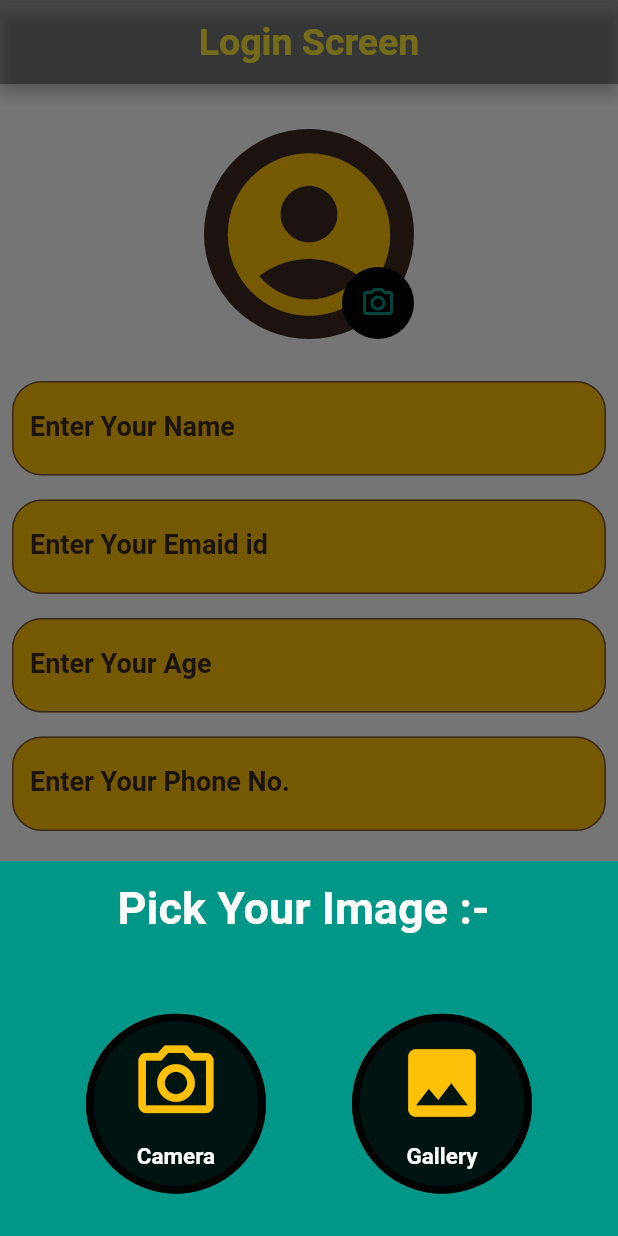
After one commit to SatoruGojo11/jaydip_flutter_database, a Flutter app: the screen it shows after launch, after a tap on the "camera alt" icon, on a phone screen of 412 x 824 dp. The commit adds this screen. Run offline on Flutter 3.47's test engine with Material 2 defaults, Android fonts, the phone set to English and light mode, and no system bars; our stand-ins replace cloud_firestore, dio, firebase_auth, firebase_core, firebase_storage, gallery_saver and 5 more; accounts and stored records are empty.

Commit message:
Commit 23/06/2023

```diff
--- /dev/null
+++ b/lib/Task/LoginScreen.dart
@@ -0,0 +1,384 @@
+import 'dart:io';
+
+import 'package:firebase_storage/firebase_storage.dart';
+import 'package:flutter/material.dart';
+import 'package:flutter/services.dart';
+import 'package:image_picker/image_picker.dart';
+
+class LoginScreen extends StatefulWidget {
+  const LoginScreen({super.key});
+
+  @override
+  State<LoginScreen> createState() => _LoginScreenState();
+}
+
+class _LoginScreenState extends State<LoginScreen> {
+  var _data = GlobalKey<FormState>();
+
+  var name = TextEditingController();
+  var email = TextEditingController();
+  var age = TextEditingController();
+  var phoneno = TextEditingController();
+
+  ImagePicker imagePicker = ImagePicker();
+  Reference reference = FirebaseStorage.instance.ref();
+  String? galleryimg, imageurl;
+
+  @override
+  Widget build(BuildContext context) {
+    return Scaffold(
+      backgroundColor: Colors.white38,
+      appBar: AppBar(
+        centerTitle: true,
+        title: Text(
+          'Login Screen',
+          style: TextStyle(
+            color: Colors.yellow,
+            fontSize: 25,
+            fontWeight: FontWeight.bold,
+          ),
+        ),
+        backgroundColor: Colors.black38,
+      ),
+      body: SingleChildScrollView(
+        child: Column(
+          mainAxisAlignment: MainAxisAlignment.spaceEvenly,
+          children: [
+            SizedBox(height: 30),
+            Stack(
+              alignment: Alignment.bottomRight,
+              children: [
+                CircleAvatar(
+                  maxRadius: 70,
+                  backgroundColor: Colors.brown[900],
+                  child: imageurl == null
+                      ? Icon(
+                          Icons.account_circle,
+                          size: 130,
+                          color: Colors.amber,
+                        )
+                      : Container(
+                          decoration: BoxDecoration(
+                            shape: BoxShape.circle,
+                            image: DecorationImage(
+                                image: NetworkImage(imageurl!),
+                                fit: BoxFit.cover),
+                          ),
+                        ),
+                ),
+                Container(
+                  child: IconButton(
+                    icon: Icon(
+                      Icons.camera_alt_outlined,
+                      color: Colors.teal,
+                    ),
+                    onPressed: () {
+                      showModalBottomSheet(
+                        context: context,
+                        builder: (context) {
+                          return Container(
+                            color: Colors.teal,
+                            height: 250,
+                            child: Column(
+                              mainAxisAlignment: MainAxisAlignment.spaceEvenly,
+                              children: [
+                                Text(
+                                  'Pick Your Image :- ',
+                                  style: TextStyle(
+                                    fontSize: 30,
+                                    color: Colors.white,
+                                    fontWeight: FontWeight.bold,
+                                  ),
+                                ),
+                                SizedBox(height: 10),
+                                Row(
+                                  mainAxisAlignment:
+                                      MainAxisAlignment.spaceEvenly,
+                                  children: [
+                                    Container(
+                                      decoration: BoxDecoration(
+                                        color: Colors.black87,
+                                        shape: BoxShape.circle,
+                                        border: Border.all(
+                                            width: 5, color: Colors.black87),
+                                      ),
+                                      child: Padding(
+                                        padding: const EdgeInsets.all(25),
+                                        child: GestureDetector(
+                                          onTap: pickCameraImage,
+                                          child: Column(
+                                            children: [
+                                              Icon(
+                                                Icons.camera_alt_outlined,
+                                                size: 60,
+                                                color: Colors.amber,
+                                              ),
+                                              SizedBox(height: 10),
+                                              Text(
+                                                'Camera',
+                                                style: TextStyle(
+                                                    fontSize: 15,
+                                                    color: Colors.white,
+                                                    fontWeight:
+                                                        FontWeight.bold),
+                                              ),
+                                            ],
+                                          ),
+                                        ),
+                                      ),
+                                    ),
+                                    Container(
+                                      decoration: BoxDecoration(
+                                        shape: BoxShape.circle,
+                                        color: Colors.black87,
+                                        border: Border.all(
+                                            width: 5, color: Colors.black87),
+                                      ),
+                                      child: Padding(
+                                        padding: const EdgeInsets.all(25),
+                                        child: GestureDetector(
+                                          onTap: pickGallaryImage,
+                                          child: Column(
+                                            children: [
+                                              Icon(
+                                                Icons.image,
+                                                size: 60,
+                                                color: Colors.amber,
+                                              ),
+                                              SizedBox(height: 10),
+                                              Text(
+                                                'Gallery',
+                                                style: TextStyle(
+                                                    fontSize: 15,
+                                                    color: Colors.white,
+                                                    fontWeight:
+                                                        FontWeight.bold),
+                                              ),
+                                            ],
+                                          ),
+                                        ),
+                                      ),
+                                    ),
+                                  ],
+                                ),
+                              ],
+                            ),
+                          );
+                        },
+                      );
+                    },
+                  ),
+                  decoration: BoxDecoration(
+                    color: Colors.black,
+                    shape: BoxShape.circle,
+                  ),
+                ),
+              ],
+            ),
+            SizedBox(height: 20),
+            Form(
+              key: _data,
+              child: Column(
+                children: [
+                  Padding(
+                    padding: const EdgeInsets.all(8.0),
+                    child: TextFormField(
+                      onTapOutside: (event) => Navigator.pushReplacement(
+                        context,
+                        MaterialPageRoute(
+                          builder: (context) => LoginScreen(),
+                        ),
+                      ),
+                      controller: name,
+                      inputFormatters: [
+                        FilteringTextInputFormatter.allow(
+                            RegExp(r'^[A-Za-z]+$')),
+                      ],
+                      cursorColor: Colors.white,
+                      style: TextStyle(color: Colors.black, fontSize: 20),
+                      decoration: textfielddecor('Enter Your Name', 'Name'),
+                      validator: (value) {
+                        if (value!.isEmpty) {
+                          return 'Please Enter Your name';
+                        } else {
+                          return null;
+                        }
+                      },
+                    ),
+                  ),
+                  Padding(
+                    padding: const EdgeInsets.all(8.0),
+                    child: TextFormField(
+                      controller: email,
+                      inputFormatters: [
+                        FilteringTextInputFormatter.allow(
+                            RegExp(r'^[0-9A-Za-z@._]+$')),
+                      ],
+                      cursorColor: Colors.white,
+                      style: TextStyle(color: Colors.black, fontSize: 20),
+                      decoration:
+                          textfielddecor('Enter Your Emaid id', 'Email-id'),
+                      keyboardType: TextInputType.emailAddress,
+                      validator: (value) {
+                        if (value!.isEmpty) {
+                          return 'Please Enter Your Email id';
+                        } else {
+                          return null;
+                        }
+                      },
+                    ),
+                  ),
+                  Padding(
+                    padding: const EdgeInsets.all(8.0),
+                    child: TextFormField(
+                      controller: age,
+                      inputFormatters: [
+                        FilteringTextInputFormatter.allow(RegExp(r'^[0-9]+$')),
+                      ],
+                      cursorColor: Colors.white,
+                      style: TextStyle(color: Colors.black, fontSize: 20),
+                      decoration: textfielddecor('Enter Your Age', 'Age'),
+                      keyboardType: TextInputType.number,
+                      validator: (value) {
+                        if (value!.isEmpty) {
+                          return 'Please Enter Your Age';
+                        } else {
+                          return null;
+                        }
+                      },
+                    ),
+                  ),
+                  Padding(
+                    padding: const EdgeInsets.all(8.0),
+                    child: TextFormField(
+                      controller: phoneno,
+                      inputFormatters: [
+                        FilteringTextInputFormatter.allow(RegExp(r'^[0-9]+$')),
+                      ],
+                      cursorColor: Colors.white,
+                      style: TextStyle(color: Colors.black, fontSize: 20),
+                      decoration:
+                          textfielddecor('Enter Your Phone No.', 'Phone No.'),
+                      keyboardType: TextInputType.phone,
+                      validator: (value) {
+                        if (value!.isEmpty) {
+                          return 'Please Enter Your Phone No.';
+                        } else {
+                          return null;
+                        }
+                      },
+                    ),
+                  ),
+                ],
+              ),
+            ),
+            SizedBox(height: 20),
+            Row(
+              mainAxisAlignment: MainAxisAlignment.spaceEvenly,
+              children: [
+                ElevatedButton(
+                  onPressed: () {},
+                  child: Text('Save Data'),
+                ),
+                ElevatedButton(
+                  onPressed: () {},
+                  child: Text('Show Data'),
+                ),
+              ],
+            ),
+          ],
+        ),
+      ),
+    );
+  }
+
+  pickCameraImage() async {
+    XFile? imagedata = await imagePicker.pickImage(source: ImageSource.camera);
+    var image = reference.child('Task');
+    var id = DateTime.now().millisecondsSinceEpoch.toString();
+    var imageId = image.child(id);
+    await imageId.putFile(
+      File(imagedata!.path),
+    );
+
+    imageurl = await imageId.getDownloadURL();
+    setState(() {
+      Navigator.pop(context);
+    });
+
+    ScaffoldMessenger.of(context).showSnackBar(
+      SnackBar(
+        backgroundColor: Colors.green,
+        content: Text(
+          'Photo Uploaded Successfully....',
+          style: TextStyle(color: Colors.white),
+        ),
+      ),
+    );
+  }
+
+  pickGallaryImage() async {
+    XFile? imagedata = await imagePicker.pickImage(source: ImageSource.gallery);
+    var image = reference.child('Task');
+    var id = DateTime.now().millisecondsSinceEpoch.toString();
+    var imageId = image.child(id);
+    await imageId.putFile(
+      File(imagedata!.path),
+    );
+
+    imageurl = await imageId.getDownloadURL();
+    setState(() {
+      Navigator.pop(context);
+    });
+    await ScaffoldMessenger.of(context).showSnackBar(
+      SnackBar(
+        backgroundColor: Colors.green,
+        content: Text(
+          'Photo Uploaded Successfully....',
+          style: TextStyle(color: Colors.white),
+        ),
+      ),
+    );
+  }
+
+  image() async {
+    var data = {
+      imageurl == null
+          ? Icon(Icons.account_circle, size: 130, color: Colors.orange)
+          : Image.network(imageurl!)
+    };
+    setState(() {});
+    return await data;
+  }
+
+  textfielddecor(label, hint) {
+    var decoration = InputDecoration(
+      filled: true,
+      fillColor: Colors.amber,
+      enabledBorder: OutlineInputBorder(
+          borderRadius: BorderRadius.circular(20),
+          borderSide: BorderSide(
+            color: Colors.brown,
+          )),
+      focusedBorder: OutlineInputBorder(
+        borderRadius: BorderRadius.circular(25.0),
+        borderSide: BorderSide(
+          color: Colors.brown,
+        ),
+      ),
+      labelText: '${label}',
+      hintText: '${hint}',
+      labelStyle: TextStyle(
+        color: Colors.brown[900],
+        fontWeight: FontWeight.bold,
+        fontSize: 18,
+      ),
+      hintStyle: TextStyle(
+        color: Colors.brown[900],
+        fontSize: 20,
+      ),
+    );
+
+    return decoration;
+  }
+}
--- a/lib/main.dart
+++ b/lib/main.dart
@@ -1,7 +1,7 @@
 import 'package:firebase_core/firebase_core.dart';
 import 'package:flutter/material.dart';
 
-import 'database/Firebase/FirebaseCRUD.dart';
+import 'Task/LoginScreen.dart';
 
 void main() async {
   WidgetsFlutterBinding.ensureInitialized();
@@ -9,7 +9,7 @@ void main() async {
   runApp(
     MaterialApp(
       debugShowCheckedModeBanner: false,
-      home: FirebaseCrudApp(),
+      home: LoginScreen(),
       /*theme: ThemeData(
         scaffoldBackgroundColor: Colors.black87,
         appBarTheme: AppBarTheme(
```
Also changed, not shown: lib/database/Firebase/DatagetfromFirebase.dart (added, +102 -0 lines), lib/database/Firebase/ImageStoreinFirebase.dart (added, +52 -0 lines), pubspec.yaml (+6 -2 lines), pubspec.lock, 5 other files.
